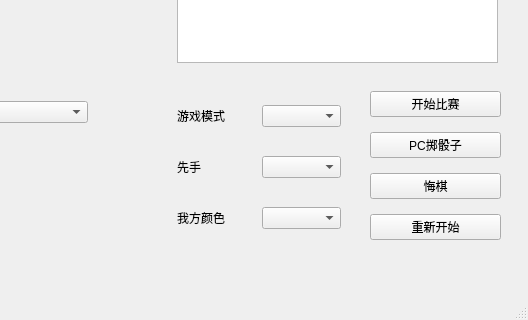
This is view/mainwindow.ui in Kelfvin/Einstein_BlueShadow as Qt 5 draws it before an edit; both pictures show x 393 to 921 and y 388 to 708 of the 921 by 708 pixel window. The edited form follows.
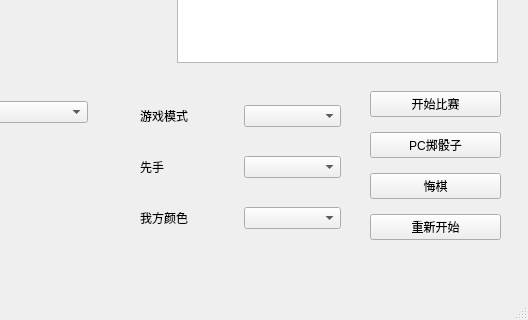
This is the edited form.

Commit message: 实现一些槽函数

```diff
--- a/view/mainwindow.ui
+++ b/view/mainwindow.ui
@@ -87,9 +87,9 @@
    <widget class="QWidget" name="verticalLayoutWidget_4">
     <property name="geometry">
      <rect>
-      <x>570</x>
+      <x>533</x>
       <y>470</y>
-      <width>164</width>
+      <width>201</width>
       <height>171</height>
      </rect>
     </property>
```
Left out of the diff: 34 changed lines with no effect on the pictures. The commit also changes 2 other files.
